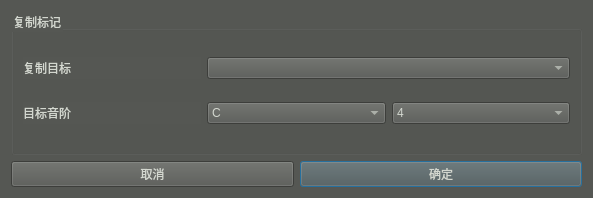
Before: the Qt Designer form DVMT/cpsdialog.ui in FangCunWuChang/DeepVocal-Mark-Tool, drawn with Qt 5.
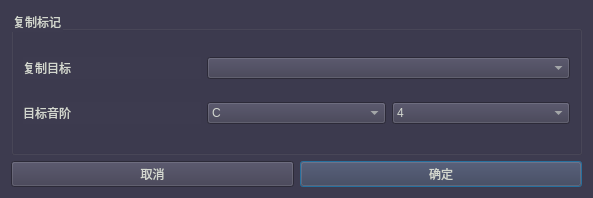
After: the same form once the commit is applied. Icons and pictures are not drawn.

```diff
--- a/DVMT/cpsdialog.ui
+++ b/DVMT/cpsdialog.ui
@@ -20,7 +20,7 @@
   <property name="styleSheet">
    <string notr="true">
 QWidget{
-background-color: rgb(85, 87, 83);
+background-color: rgb(61,59,79);
 	color: rgb(211, 215, 207);
 }
 QToolTip{
```
Left out of the diff: 4 changed lines with no effect on the pictures.
